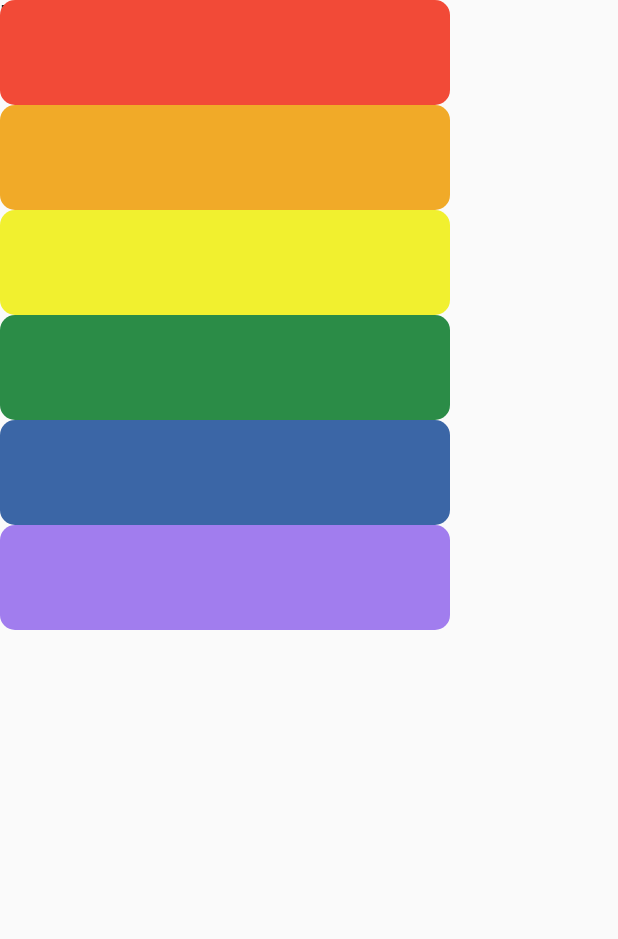
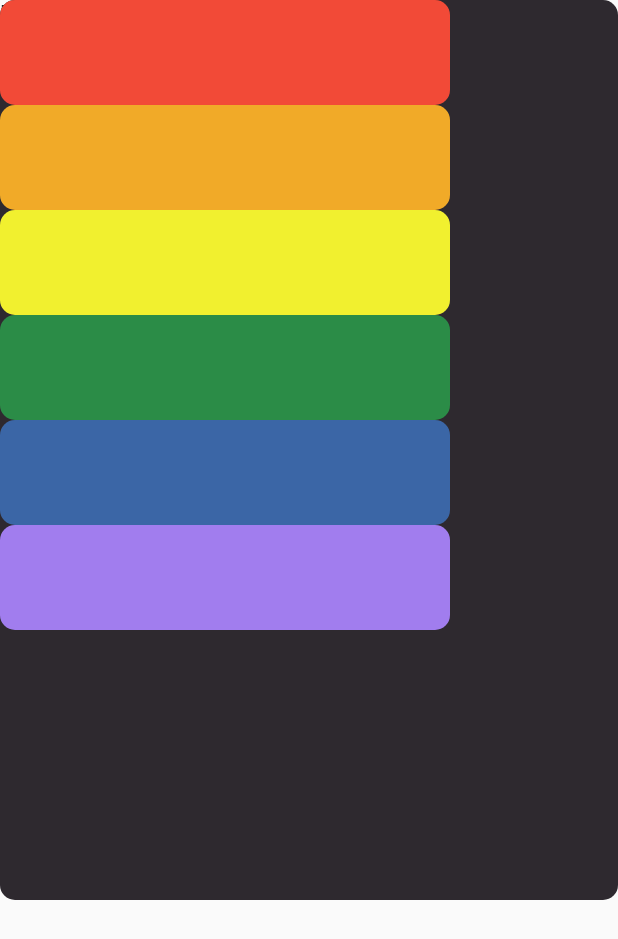
Before and after one commit to alemoles/panex_project, a Flutter app: the screen it shows after launch, on a phone screen of 412 x 824 dp. Shown: the top 939 px of the screen. Run offline on Flutter 3.47's test engine with Material 2 defaults, Android fonts, the light colour scheme and no system bars.

Commit message:
feat: add brackground

```diff
--- a/lib/src/pages/panex.dart
+++ b/lib/src/pages/panex.dart
@@ -7,9 +7,11 @@ class Panex extends StatelessWidget {
   @override
   Widget build(BuildContext context) {
     return Scaffold(
-      body: Stack(
+      body: Center(
+        child: Stack(
           children: [
             Text("Panex"),
+            _Background(),
             Column(
               children: [
                 // red
@@ -40,6 +42,23 @@ class Panex extends StatelessWidget {
             ),
           ],
         ),
+      ),
+    );
+  }
+}
+
+class _Background extends StatelessWidget {
+  @override
+  Widget build(BuildContext context) {
+    return Container(
+      width: 600,
+      height: 600,
+      decoration: BoxDecoration(
+        color: background,
+        borderRadius: BorderRadius.circular(
+          10,
+        ),
+      ),
     );
   }
 }
--- a/lib/src/utils/style.dart
+++ b/lib/src/utils/style.dart
@@ -1,5 +1,3 @@
-
-
 import 'package:flutter/material.dart';
 
 const Color purple = Color(0xFFA17DEE);
@@ -8,3 +6,4 @@ const Color green = Color(0xFF2B8C47);
 const Color yellow = Color(0xFFF1F02F);
 const Color orange = Color(0xFFF1AA28);
 const Color red = Color(0xFFF24A37);
+const Color background = Color(0xFF2E292F);
```
Lines whose indentation alone changed are shown as unchanged.
